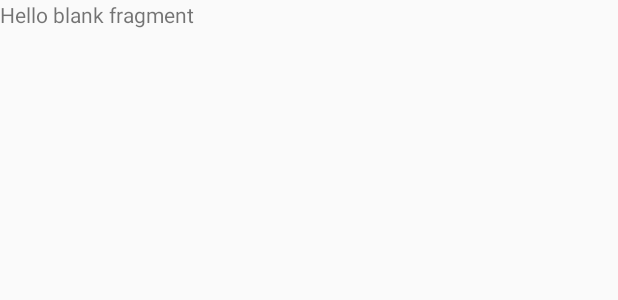
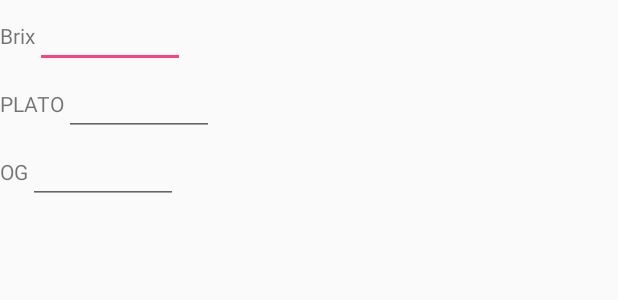
Before and after one commit to dzazder/brewing-calculator, an Android app: the layout fragment_og_plato.xml on its own in the app's theme, with its tools: preview values and no code run, on a phone screen of 412 x 824 dp. Shown: the top 300 px of the screen. Run offline under Robolectric (Android 15) with nearby library versions, the phone set to English and light mode, and no system bars.

Commit message:
calculator screen

```diff
--- a/app/src/main/java/dev/lampart/bartosz/brewingcalculator/dicts/DictFragment.java
+++ b/app/src/main/java/dev/lampart/bartosz/brewingcalculator/dicts/DictFragment.java
@@ -4,4 +4,7 @@ package dev.lampart.bartosz.brewingcalculator.dicts;
  * Created by bartek on 26.04.2016.
  */
 public class DictFragment {
+
+    public static final int FRAGMENT_HOME = 1;
+    public static final int FRAGMENT_OG_PLATO = 2;
 }
--- a/app/src/main/res/layout/fragment_og_plato.xml
+++ b/app/src/main/res/layout/fragment_og_plato.xml
@@ -1,13 +1,55 @@
-<FrameLayout xmlns:android="http://schemas.android.com/apk/res/android"
+<LinearLayout xmlns:android="http://schemas.android.com/apk/res/android"
     xmlns:tools="http://schemas.android.com/tools"
     android:layout_width="match_parent"
     android:layout_height="match_parent"
+    android:orientation="vertical"
     tools:context="dev.lampart.bartosz.brewingcalculator.fragments.FragmentOgPlato">
 
-    <!-- TODO: Update blank fragment layout -->
-    <TextView
+    <LinearLayout
         android:layout_width="match_parent"
-        android:layout_height="match_parent"
-        android:text="@string/hello_blank_fragment" />
+        android:layout_height="wrap_content"
+        android:orientation="horizontal">
+        <TextView
+            android:layout_width="wrap_content"
+            android:layout_height="wrap_content"
+            android:text="Brix"/>
+        <EditText
+            android:layout_width="wrap_content"
+            android:layout_height="wrap_content"
+            android:id="@+id/txt_calc_brix"
+            android:minWidth="100dp"
+            android:textAlignment="center" />
+    </LinearLayout>
 
-</FrameLayout>
+    <LinearLayout
+        android:layout_width="match_parent"
+        android:layout_height="wrap_content"
+        android:orientation="horizontal">
+        <TextView
+            android:layout_width="wrap_content"
+            android:layout_height="wrap_content"
+            android:text="PLATO"/>
+        <EditText
+            android:layout_width="wrap_content"
+            android:layout_height="wrap_content"
+            android:id="@+id/txt_calc_plato"
+            android:minWidth="100dp"
+            android:textAlignment="center"/>
+    </LinearLayout>
+
+    <LinearLayout
+        android:layout_width="match_parent"
+        android:layout_height="wrap_content"
+        android:orientation="horizontal">
+        <TextView
+            android:layout_width="wrap_content"
+            android:layout_height="wrap_content"
+            android:text="OG"/>
+        <EditText
+            android:layout_width="wrap_content"
+            android:layout_height="wrap_content"
+            android:id="@+id/txt_calc_og"
+            android:minWidth="100dp"
+            android:textAlignment="center" />
+    </LinearLayout>
+</LinearLayout>
--- a/app/src/main/res/values/colors.xml
+++ b/app/src/main/res/values/colors.xml
@@ -3,4 +3,8 @@
     <color name="colorPrimary">#3F51B5</color>
     <color name="colorPrimaryDark">#303F9F</color>
     <color name="colorAccent">#FF4081</color>
+    <color name="green_temp">#23A96E</color>
+    <color name="green_dark">#159204</color>
+    <color name="bright_green">#02D8B0</color>
+    <color name="button_green">#10a54a</color>
 </resources>
```
Also changed, not shown: app/src/main/java/dev/lampart/bartosz/brewingcalculator/MainActivity.java (+35 -0 lines), app/src/main/java/dev/lampart/bartosz/brewingcalculator/fragments/FragmentHome.java (+21 -3 lines), app/src/main/java/dev/lampart/bartosz/brewingcalculator/fragments/FragmentOgPlato.java (+70 -1 lines), app/src/main/res/drawable/button_default.xml (added, +25 -0 lines), app/src/main/res/layout/fragment_home.xml (+8 -0 lines), 1 other file.
